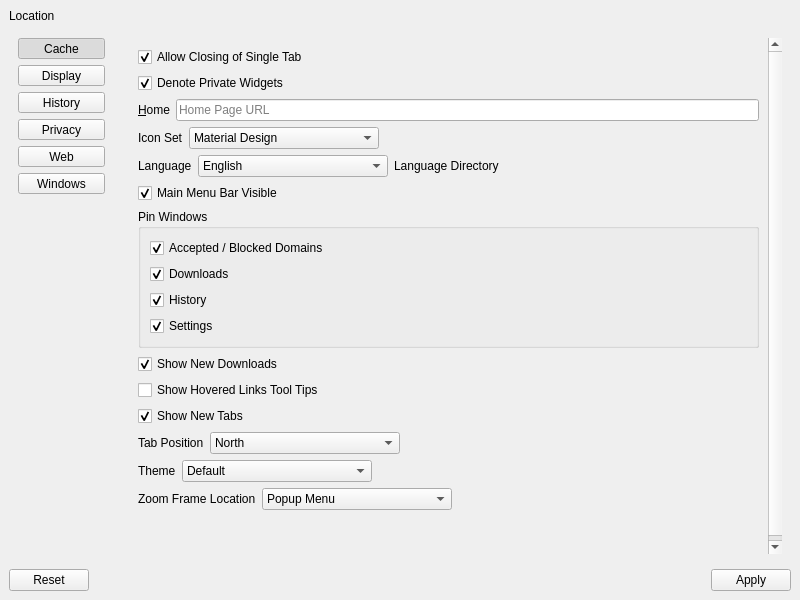
The window that UI/dooble_settings.ui (textbrowser/dooble) describes before a commit, drawn with Qt 5.
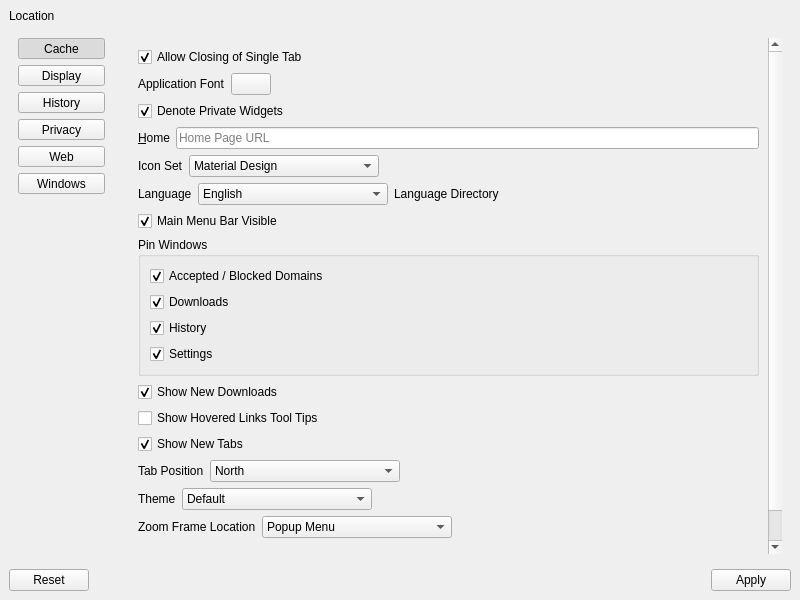
The same window after the commit. The open tabs and pages were chosen to show the change. Icons and pictures are not drawn.

Commit message: Application font.

What changed in the file:
```diff
--- a/UI/dooble_settings.ui
+++ b/UI/dooble_settings.ui
@@ -371,8 +371,8 @@
               <rect>
                <x>0</x>
                <y>0</y>
-               <width>357</width>
-               <height>618</height>
+               <width>642</width>
+               <height>656</height>
               </rect>
              </property>
              <layout class="QVBoxLayout" name="verticalLayout_19">
@@ -386,6 +386,40 @@
                 </property>
                </widget>
               </item>
+              <item>
+               <layout class="QHBoxLayout" name="horizontalLayout_21">
+                <item>
+                 <widget class="QLabel" name="label_47">
+                  <property name="text">
+                   <string>Application Font</string>
+                  </property>
+                  <property name="buddy">
+                   <cstring>home_url</cstring>
+                  </property>
+                 </widget>
+                </item>
+                <item>
+                 <widget class="QPushButton" name="display_application_font">
+                  <property name="text">
+                   <string/>
+                  </property>
+                 </widget>
+                </item>
+                <item>
+                 <spacer name="horizontalSpacer_22">
+                  <property name="orientation">
+                   <enum>Qt::Horizontal</enum>
+                  </property>
+                  <property name="sizeHint" stdset="0">
+                   <size>
+                    <width>40</width>
+                    <height>20</height>
+                   </size>
+                  </property>
+                 </spacer>
+                </item>
+               </layout>
+              </item>
               <item>
                <widget class="QCheckBox" name="denote_private_widgets">
                 <property name="toolTip">
```
Left out of the diff: 5 changed lines with no effect on the pictures. The commit also changes 5 other files.
